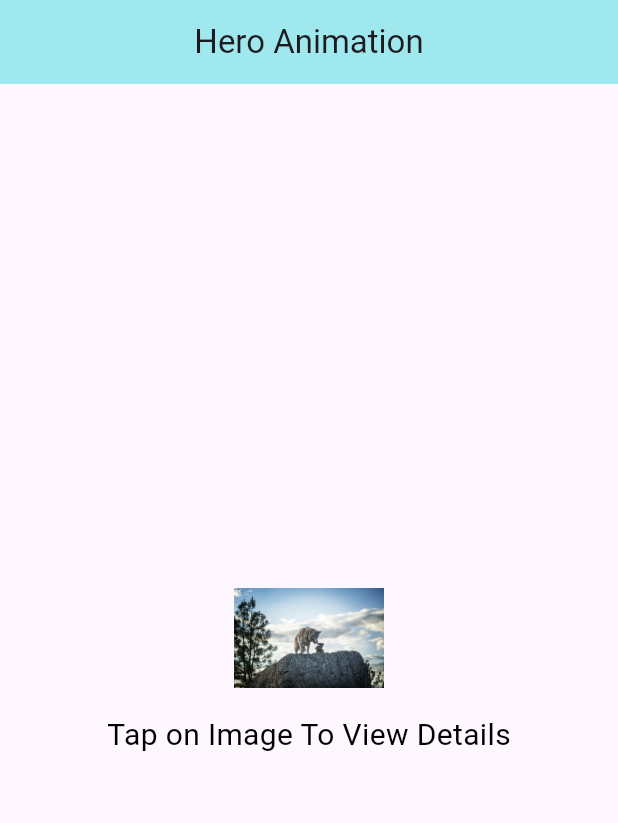
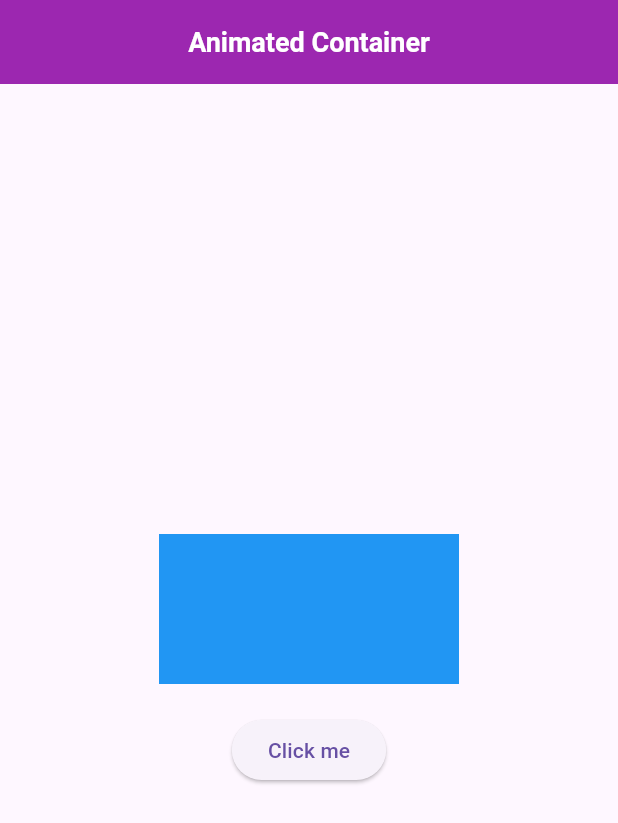
Before and after one commit to Hassan0308/Flutter-Animation, a Flutter app: the screen it shows after launch, on a phone screen of 412 x 824 dp. Shown: the top 823 px of the screen. Run offline on Flutter 3.47's test engine with Material 3 defaults, Android fonts, the phone set to English and light mode, and no system bars.

Commit message:
first commit

```diff
--- /dev/null
+++ b/lib/provider/animated_container_provider.dart
@@ -0,0 +1,13 @@
+import 'package:flutter/material.dart';
+import 'package:flutter/widgets.dart';
+
+class AnimatedContainerProider extends ChangeNotifier {
+  bool _flag = true;
+
+  bool get flag => _flag;
+
+  void toggleContainer() {
+    _flag = !_flag;
+    notifyListeners();
+  }
+}
--- a/lib/screens/home_screen.dart
+++ b/lib/screens/home_screen.dart
@@ -1,7 +1,8 @@
 // ignore_for_file: prefer_const_constructors
 
 import 'package:flutter/material.dart';
-import 'package:flutter_animation/screens/detail_screen.dart';
+import 'package:flutter_animation/provider/animated_container_provider.dart';
+import 'package:provider/provider.dart';
 
 class HomeScreen extends StatelessWidget {
   const HomeScreen({super.key});
@@ -9,36 +10,44 @@ class HomeScreen extends StatelessWidget {
   @override
   Widget build(BuildContext context) {
     var width = MediaQuery.of(context).size.width;
-
+    var provider =
+        Provider.of<AnimatedContainerProider>(context, listen: false);
     return Scaffold(
       appBar: AppBar(
-          backgroundColor: Color.fromARGB(255, 159, 233, 238),
-          centerTitle: true,
-          title: Text("Hero Animation")),
-      body: SizedBox(
+        backgroundColor: Colors.purple,
+        title: Text("Animated Container"),
+        titleTextStyle: TextStyle(
+            color: Colors.white, fontSize: 18, fontWeight: FontWeight.bold),
+        centerTitle: true,
+        foregroundColor: Colors.white,
+      ),
+      body: Container(
         width: width,
         child: Column(
           mainAxisAlignment: MainAxisAlignment.center,
-          crossAxisAlignment: CrossAxisAlignment.center,
           children: [
-            GestureDetector(
-                onTap: () {
-                  Navigator.push(
-                      context,
-                      MaterialPageRoute(
-                          builder: ((context) => DetailScreen())));
+            Consumer<AnimatedContainerProider>(
+                builder: (context, provider, child) {
+              return AnimatedContainer(
+                decoration: BoxDecoration(
+                  borderRadius: provider.flag
+                      ? BorderRadius.circular(0)
+                      : BorderRadius.circular(20),
+                  color: provider.flag ? Colors.blue : Colors.orange,
+                ),
+                duration: Duration(seconds: 2),
+                height: provider.flag ? 100 : 200,
+                width: provider.flag ? 200 : 100,
+              );
+            }),
+            SizedBox(
+              height: 20,
+            ),
+            ElevatedButton(
+                onPressed: () {
+                  provider.toggleContainer();
                 },
-                child: Hero(
-                    tag: "hero-animation",
-                    child: Image.asset(
-                      "assets/images/image1.jpg",
-                      height: 100,
-                      width: 100,
-                    ))),
-            Text(
-              "Tap on Image To View Details",
-              style: TextStyle(fontSize: 20, color: Colors.black),
-            )
+                child: Text("Click me")),
           ],
         ),
       ),
--- a/pubspec.yaml
+++ b/pubspec.yaml
@@ -35,6 +35,7 @@ dependencies:
   # The following adds the Cupertino Icons font to your application.
   # Use with the CupertinoIcons class for iOS style icons.
   cupertino_icons: ^1.0.2
+  provider: ^6.1.2
 
 dev_dependencies:
   flutter_test:
```
Also changed, not shown: lib/main.dart (+5 -2 lines), lib/screens/detail_screen.dart (deleted, +0 -36 lines), pubspec.lock.
